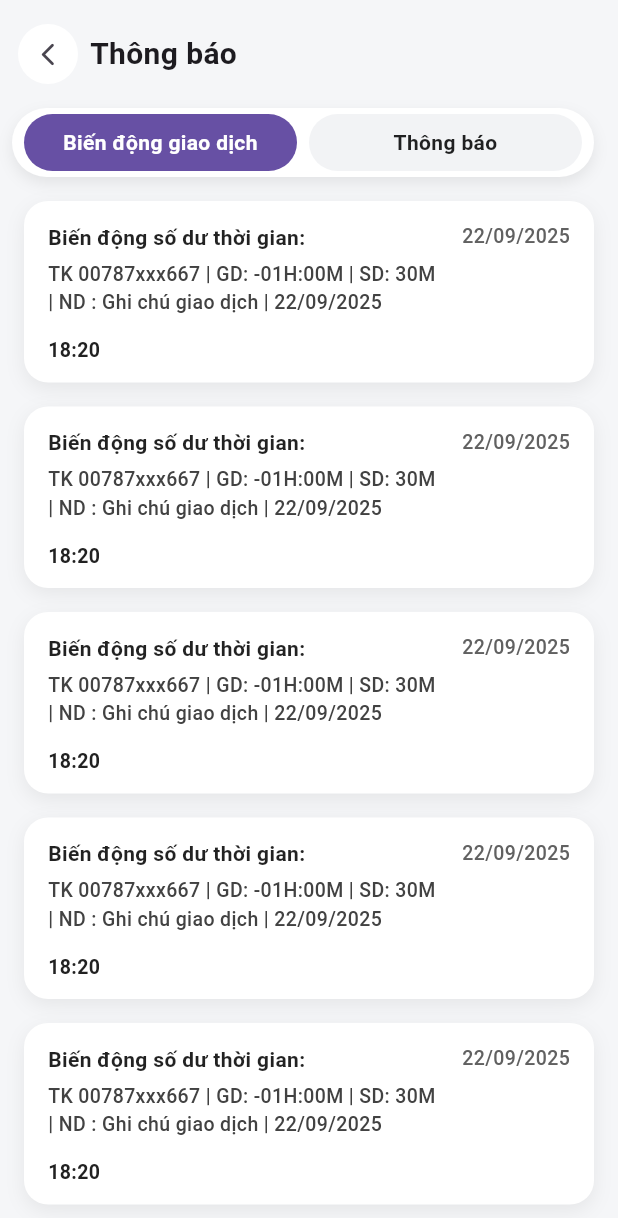
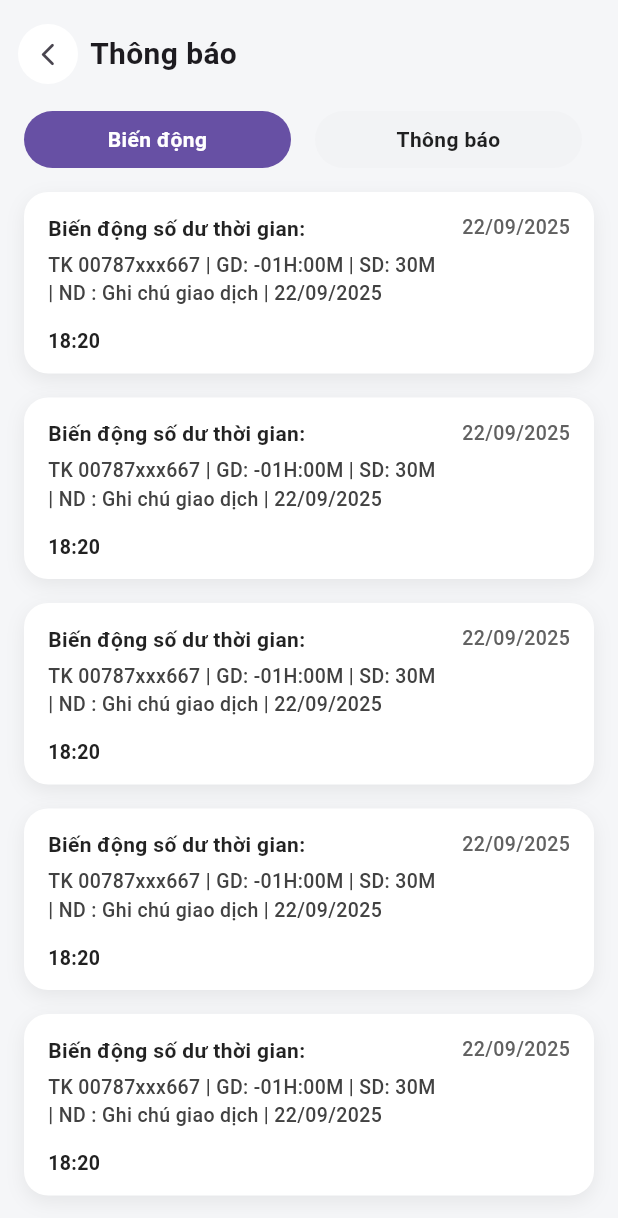
Before and after one commit to namthanhit/Time_Bank_Flutter, a Flutter app: the NotificationPage screen opened directly, on a phone screen of 412 x 824 dp. Shown: the top 1218 px of the screen. Run offline on Flutter 3.47's test engine with Material 3 defaults, Android fonts, the phone set to English and light mode, and no system bars; our stand-ins replace pin_code_fields.

Commit message:
Xóa container nền trắng + shadow bọc group tab (giờ chỉ là Row).

```diff
--- a/lib/features/notification/ui/widgets/notification_header.dart
+++ b/lib/features/notification/ui/widgets/notification_header.dart
@@ -36,34 +36,30 @@ class NotificationHeader extends StatelessWidget {
               ),
             ],
           ),
-          const SizedBox(height: 12),
-          Container(
-            padding: const EdgeInsets.all(4),
-            decoration: BoxDecoration(
-              color: Colors.white,
-              borderRadius: BorderRadius.circular(32),
-              boxShadow: const [
-                BoxShadow(
-                  color: Color(0x14000000),
-                  blurRadius: 8,
-                  offset: Offset(0, 4),
-                )
-              ],
-            ),
-            child: Row(
+          const SizedBox(height: 14),
+          Row(
             children: [
-                PillTabButton(
-                  label: 'Biến động giao dịch',
+              Expanded(
+                child: Padding(
+                  padding: const EdgeInsets.symmetric(horizontal: 4),
+                  child: PillTabButton(
+                    label: 'Biến động',
                     active: current == 0,
                     onTap: () => onChanged(0),
                   ),
-                PillTabButton(
+                ),
+              ),
+              Expanded(
+                child: Padding(
+                  padding: const EdgeInsets.symmetric(horizontal: 4),
+                  child: PillTabButton(
                     label: 'Thông báo',
                     active: current == 1,
                     onTap: () => onChanged(1),
                   ),
+                ),
+              ),
             ],
-            ),
           ),
         ],
       ),
```
Lines whose indentation alone changed are shown as unchanged.
